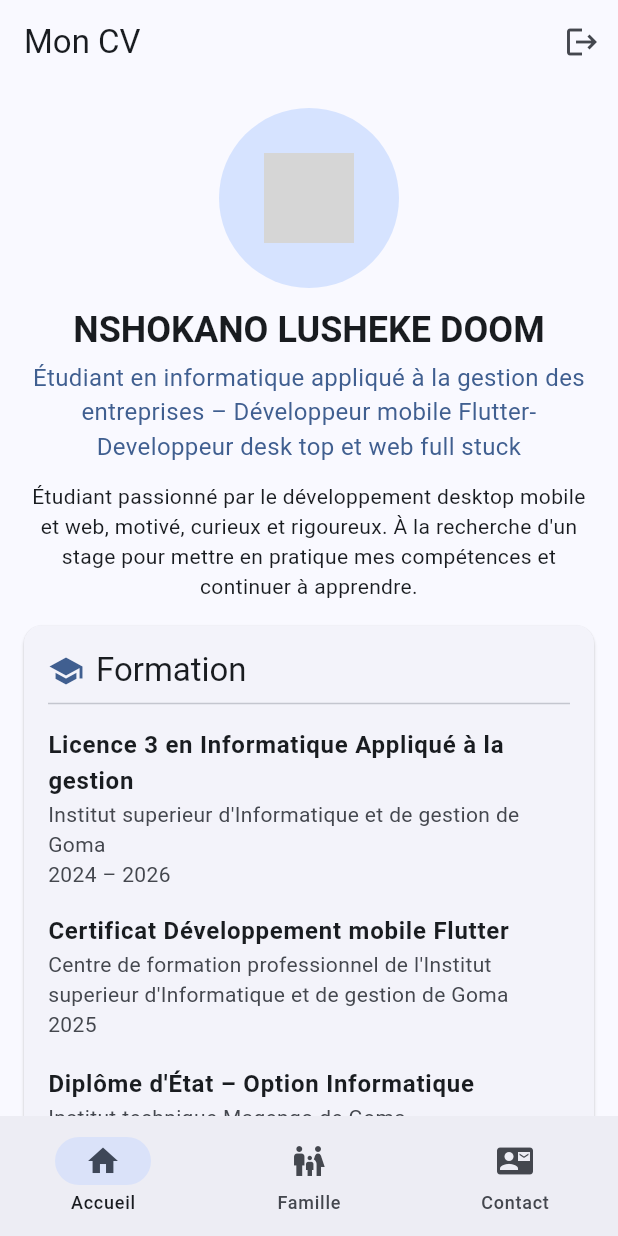
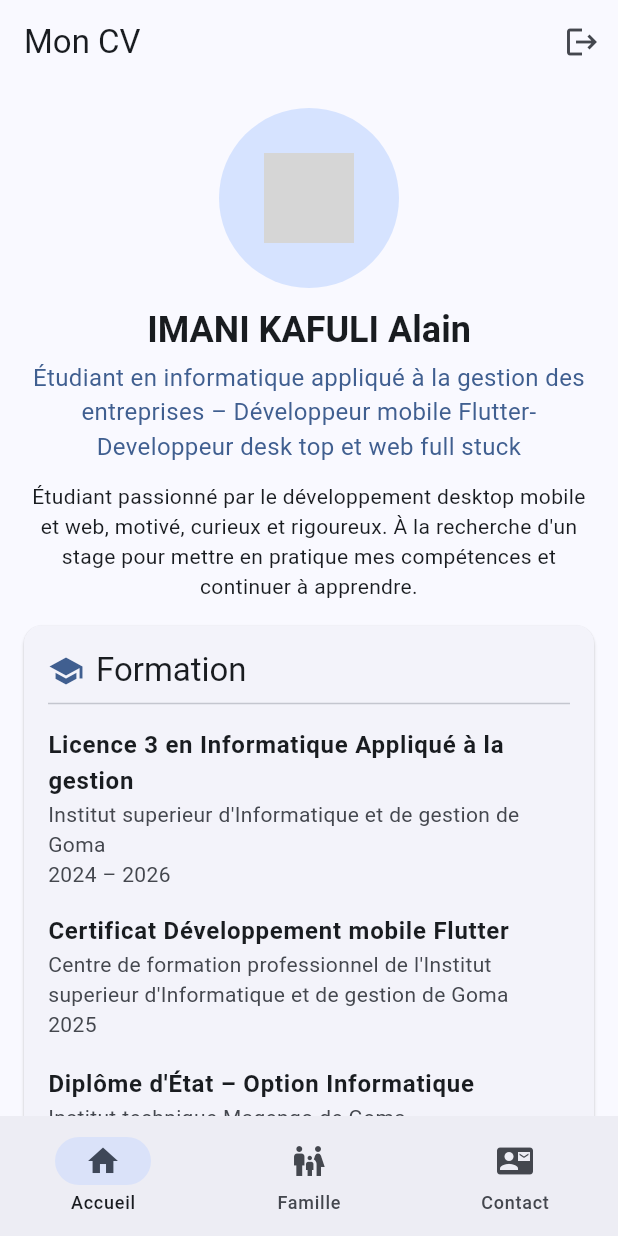
Before and after one commit to Destinho/cv_flutter_doom, a Flutter app: the MainShell screen opened directly, on a phone screen of 412 x 824 dp. Run offline on Flutter 3.47's test engine with Material 3 defaults, Android fonts, the phone set to English and light mode, and no system bars; grey boxes are pictures that could not be loaded.

Commit message:
Correction des captures d'écran

```diff
--- a/lib/data.dart
+++ b/lib/data.dart
@@ -4,7 +4,7 @@ const String kIdentifiant = 'Doom@gmail.com';
 const String kMotDePasse = 'Destinho12';
 
 class Profil {
-  static const nom = 'NSHOKANO LUSHEKE DOOM';
+  static const nom = 'IMANI KAFULI Alain';
   static const titre =
       'Étudiant en informatique appliqué à la gestion des entreprises '
       '– Développeur mobile Flutter'
--- a/pubspec.yaml
+++ b/pubspec.yaml
@@ -1,4 +1,4 @@
-name: cv_flutter_doom
+name: cv_flutter_Alain_kafuli
 description: Application Flutter présentant le CV, la famille et les contacts de Doom Nshokano Lusheke.
 publish_to: 'none'
 version: 1.0.0+1
```
Also changed, not shown: 7 other files.
